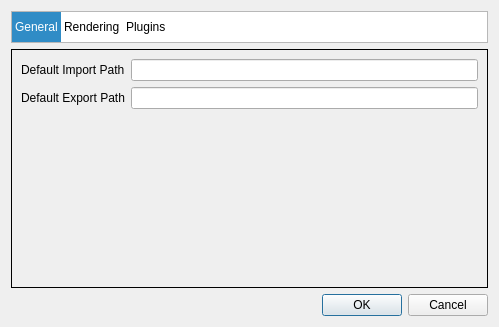
Old version of the form src/app/settingsdialog.ui in the repository mattiascibien/ivygen.
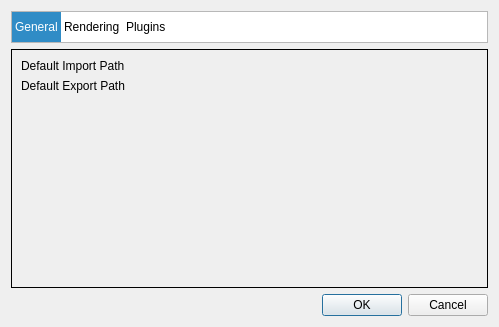
New version of the form. Icons and pictures are not drawn. Custom widgets are drawn as their Qt base class.

Commit message: Cleanup and path selection improvements

Diff of the .ui file:
```diff
--- a/src/app/settingsdialog.ui
+++ b/src/app/settingsdialog.ui
@@ -101,9 +101,6 @@
          </property>
         </widget>
        </item>
-       <item row="0" column="1">
-        <widget class="QLineEdit" name="importPathLineEdit"/>
-       </item>
        <item row="1" column="0">
         <widget class="QLabel" name="label_4">
          <property name="text">
@@ -111,8 +108,11 @@
          </property>
         </widget>
        </item>
+       <item row="0" column="1">
+        <widget class="PathEdit" name="importPathEdit" native="true"/>
+       </item>
        <item row="1" column="1">
-        <widget class="QLineEdit" name="exportPathLineEdit"/>
+        <widget class="PathEdit" name="exportPathEdit" native="true"/>
        </item>
       </layout>
      </widget>
@@ -199,6 +199,12 @@
    <header location="global">colorpickerwidget.h</header>
    <container>1</container>
   </customwidget>
+  <customwidget>
+   <class>PathEdit</class>
+   <extends>QWidget</extends>
+   <header location="global">pathedit.h</header>
+   <container>1</container>
+  </customwidget>
  </customwidgets>
  <resources>
   <include location="resources/ivygen.qrc"/>
```
The commit also changes 12 other files.
